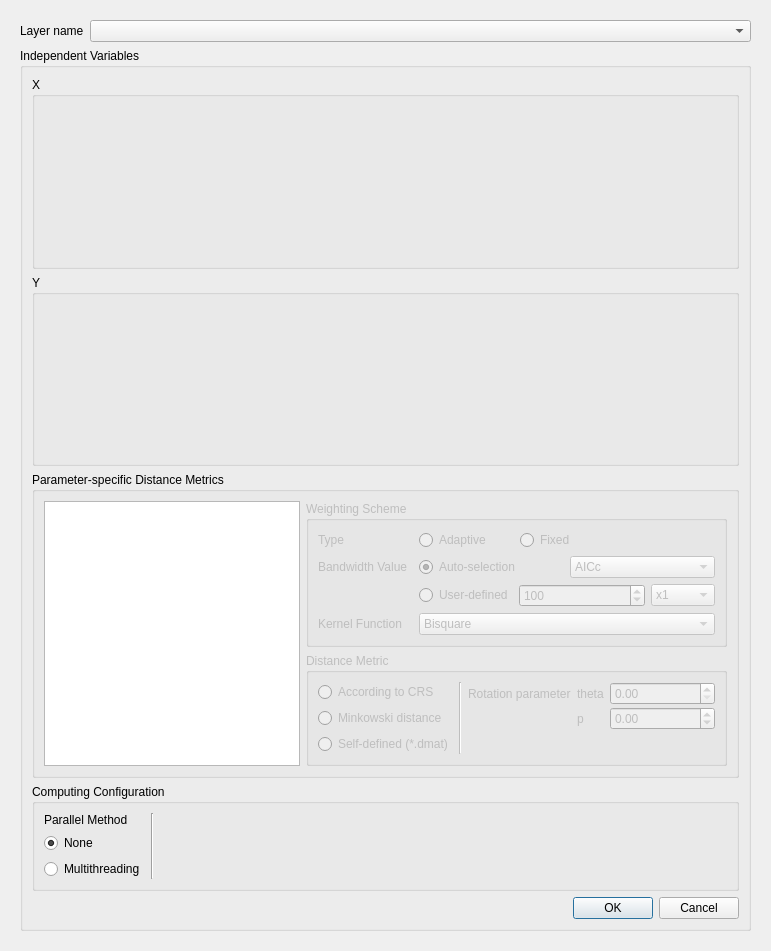
This is gwmcorrelationdialog.ui in GWmodel-Lab/GWmodelS as Qt 5 draws it before an edit. The edited form follows.
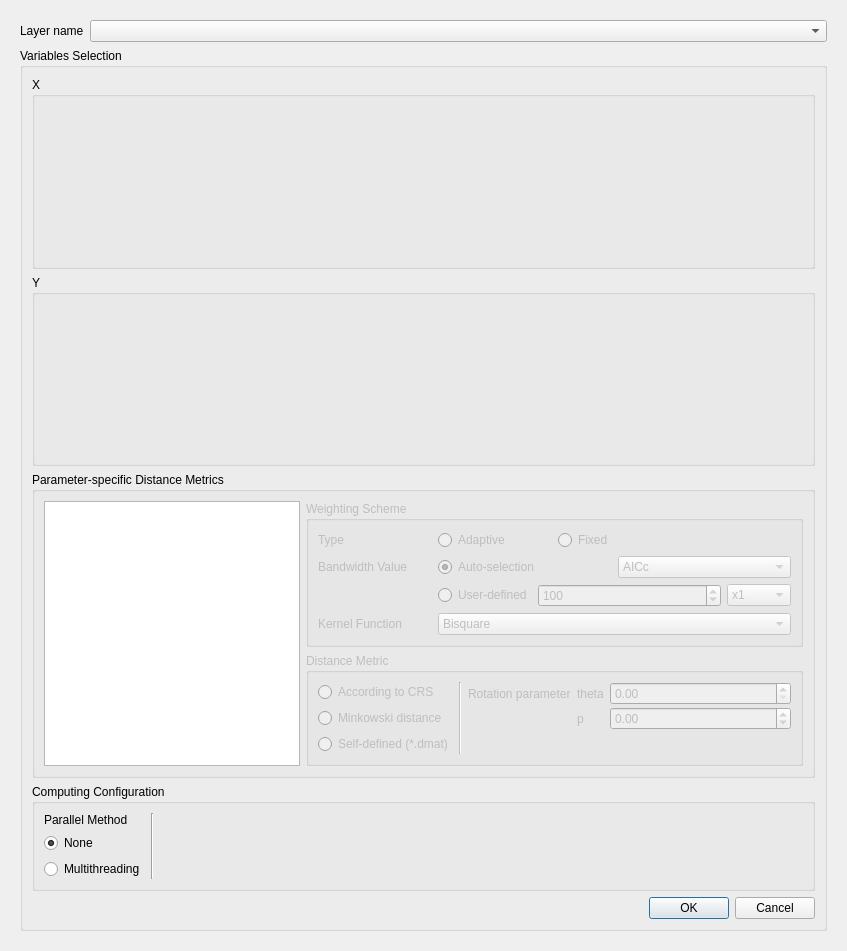
This is the edited form. Custom widgets are drawn as their Qt base class.

Patch:
```diff
--- a/gwmcorrelationdialog.ui
+++ b/gwmcorrelationdialog.ui
@@ -6,7 +6,7 @@
    <rect>
     <x>0</x>
     <y>0</y>
-    <width>771</width>
+    <width>847</width>
     <height>951</height>
    </rect>
   </property>
@@ -30,7 +30,7 @@
        <rect>
         <x>0</x>
         <y>0</y>
-        <width>753</width>
+        <width>829</width>
         <height>933</height>
        </rect>
       </property>
@@ -70,7 +70,7 @@
           </size>
          </property>
          <property name="title">
-          <string>Independent Variables</string>
+          <string>Variables Selection</string>
          </property>
          <layout class="QVBoxLayout" name="verticalLayout">
           <item>
```
